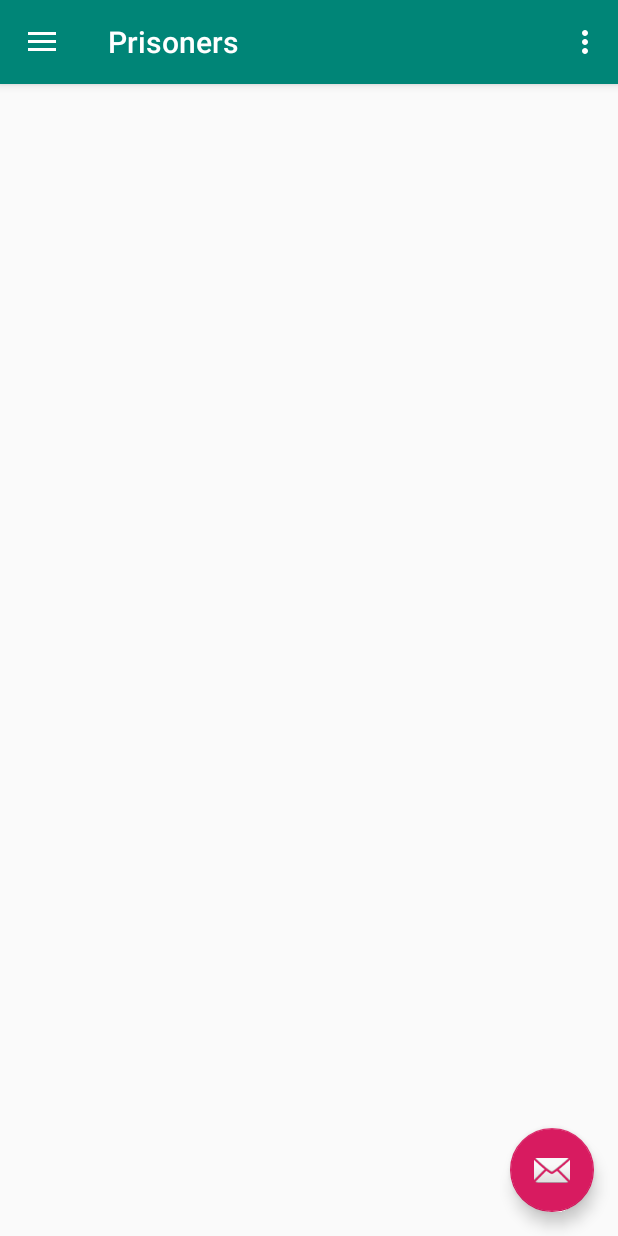
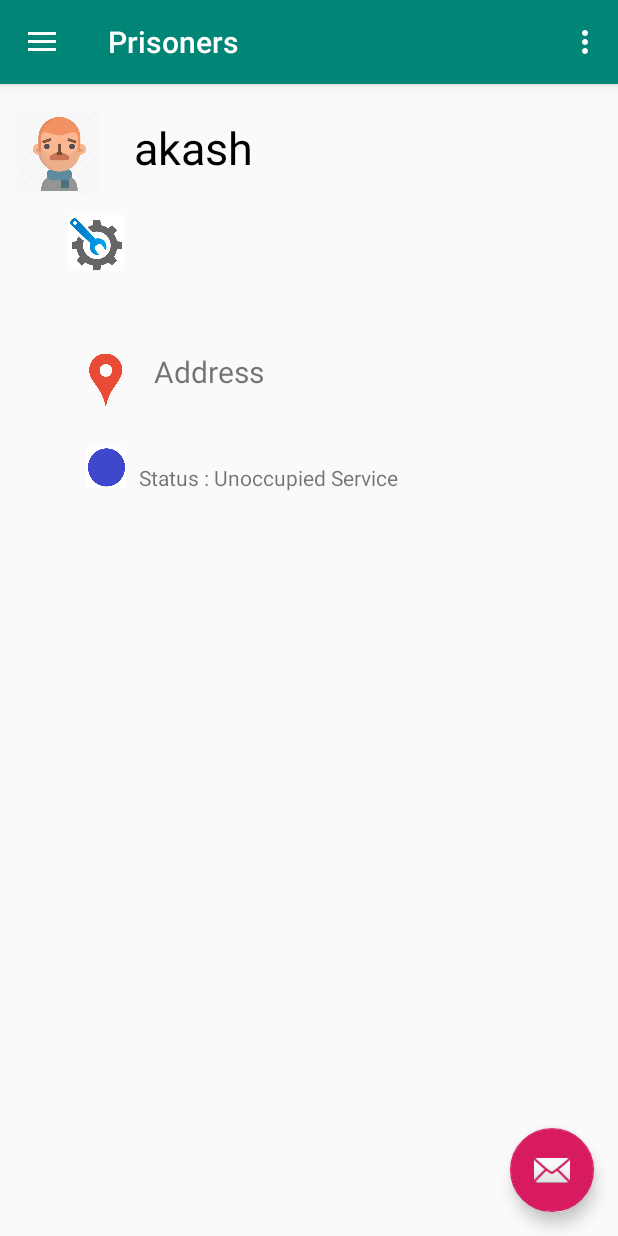
Before and after one commit to Allusion1015/Prison-I, an Android app: the Prisoners_NavDrawAct screen opened directly, with no data from a screen before it, on a phone screen of 412 x 824 dp. Run offline under Robolectric (Android 15) with nearby library versions, the phone set to English and light mode, and no system bars; our stand-ins replace Firebase (no records; nobody signed in at launch, a user with empty details on screens opened directly).

Commit message:
recycler view introduced

```diff
--- /dev/null
+++ b/app/src/main/java/com/example/prison_i/AdapterProgram.java
@@ -0,0 +1,82 @@
+package com.example.prison_i;
+
+import android.support.annotation.NonNull;
+import android.support.v7.widget.RecyclerView;
+import android.view.LayoutInflater;
+import android.view.View;
+import android.view.ViewGroup;
+import android.widget.ImageView;
+import android.widget.TextView;
+
+public class AdapterProgram extends RecyclerView.Adapter<AdapterProgram.ProgramViewHolder>{
+
+    private  String[] userNameData;
+    //private String[] userServiceData;
+   // private String[] userAddressData;
+   // private String[] userStatusText;
+   // private int[] userImageStatusText;
+
+
+    public AdapterProgram(String[] data )
+    //, String[] ServiceData , String[] addressData , String[] StatusText, int[] ImageStatusText){
+
+    {  this.userNameData = data;
+       // this.userServiceData = ServiceData;
+      //  this.userAddressData = addressData;
+      //  this.userStatusText = StatusText;
+      //  this.userImageStatusText = ImageStatusText;
+    }
+
+
+    @NonNull
+    @Override
+    public ProgramViewHolder onCreateViewHolder(@NonNull ViewGroup viewGroup, int i) {
+        LayoutInflater inflater = LayoutInflater.from(viewGroup.getContext());
+        View view = inflater.inflate(R.layout.recycler_view_item,viewGroup,false);
+
+        return new ProgramViewHolder(view);
+    }
+
+    @Override
+    public void onBindViewHolder(@NonNull ProgramViewHolder programViewHolder, int i) {
+        String name = userNameData[i];
+       // String service = userServiceData[i];
+      //  String address = userAddressData[i];
+      //  String statusT = userStatusText[i];
+     //   int imageStatusT = userImageStatusText[i];
+
+
+        programViewHolder.textView.setText(name);
+       // programViewHolder.textDataView.setText(service);
+     //   programViewHolder.textAddressView.setText(address);
+     //   programViewHolder.textStatusView.setText(statusT);
+
+      /*  if(imageStatusT == 0){programViewHolder.imgview.setImageResource(R.drawable.bulebutton); }
+        else if(imageStatusT == 1){programViewHolder.imgview.setImageResource(R.drawable.yellowbutton); }
+        else if(imageStatusT == 2){programViewHolder.imgview.setImageResource(R.drawable.greenbutton); }*/
+         }
+
+    @Override
+    public int getItemCount() {
+        return  userNameData.length;
+    }
+
+    public class ProgramViewHolder extends RecyclerView.ViewHolder {
+        ImageView imgview;
+        TextView textView;
+        TextView textDataView;
+        TextView textAddressView;
+        TextView textStatusView;
+
+        public ProgramViewHolder(@NonNull View itemView) {
+            super(itemView);
+
+         //   imgview = (ImageView) itemView.findViewById(R.id.statusImageView);
+            textView = (TextView) itemView.findViewById(R.id.textView);
+        //    textDataView = (TextView) itemView.findViewById(R.id.textView2);
+         //   textAddressView = (TextView) itemView.findViewById(R.id.AddressTextView);
+         //   textStatusView = (TextView) itemView.findViewById(R.id.statusView);
+
+        }
+    }
+}
--- a/app/src/main/java/com/example/prison_i/Prisoners_NavDrawAct.java
+++ b/app/src/main/java/com/example/prison_i/Prisoners_NavDrawAct.java
@@ -4,6 +4,9 @@ import android.content.Intent;
 import android.os.Bundle;
 import android.support.design.widget.FloatingActionButton;
 import android.support.design.widget.Snackbar;
+import android.support.v7.widget.LinearLayoutManager;
+import android.support.v7.widget.RecyclerView;
+import android.util.Log;
 import android.view.View;
 import android.support.design.widget.NavigationView;
 import android.support.v4.view.GravityCompat;
@@ -14,9 +17,26 @@ import android.support.v7.widget.Toolbar;
 import android.view.Menu;
 import android.view.MenuItem;
 
+import com.google.firebase.database.DataSnapshot;
+import com.google.firebase.database.DatabaseError;
+import com.google.firebase.database.DatabaseReference;
+import com.google.firebase.database.FirebaseDatabase;
+import com.google.firebase.database.ValueEventListener;
+
 public class Prisoners_NavDrawAct extends AppCompatActivity
         implements NavigationView.OnNavigationItemSelectedListener {
     Intent signUpIntent;
+    RecyclerView recyclerView;
+    String[] NameArray = {"akash"};
+
+
+
+    FirebaseDatabase firebaseDatabase;
+    DatabaseReference databaseReference;
+
+
+
+
     @Override
     protected void onCreate(Bundle savedInstanceState) {
         super.onCreate(savedInstanceState);
@@ -24,6 +44,35 @@ public class Prisoners_NavDrawAct extends AppCompatActivity
 
         setTitle("Prisoners");
         signUpIntent=new Intent(getApplicationContext(),SignUp_Activity.class);
+
+
+        recyclerView = (RecyclerView)findViewById(R.id.RecyclerView);
+        recyclerView.setLayoutManager(new LinearLayoutManager(this));
+
+        firebaseDatabase = FirebaseDatabase.getInstance();
+        databaseReference = firebaseDatabase.getReference("HIvqSWR8TqQrDZL9z5lqTc6RXRH2");
+
+        databaseReference.addValueEventListener(new ValueEventListener() {
+            @Override
+            public void onDataChange(DataSnapshot dataSnapshot) {
+                // This method is called once with the initial value and again
+                // whenever data at this location is updated.
+                for(DataSnapshot ds : dataSnapshot.getChildren()) {
+                    String message = ds.getValue(String.class);
+                    // String name = ds.child("name").getValue(String.class);
+                    Log.d("TAG", message  +  "null");
+                    //textView.setText(message);
+                }
+            }
+
+            @Override
+            public void onCancelled(DatabaseError error) {
+                // Failed to read value
+                Log.w("TAG", "Failed to read value.", error.toException());
+            }
+        });
+
+
 
         Toolbar toolbar = (Toolbar) findViewById(R.id.toolbar);
         setSupportActionBar(toolbar);
@@ -45,7 +94,14 @@ public class Prisoners_NavDrawAct extends AppCompatActivity
 
         NavigationView navigationView = (NavigationView) findViewById(R.id.nav_view);
         navigationView.setNavigationItemSelectedListener(this);
+
+
+        recyclerView.setAdapter(new AdapterProgram(NameArray));
     }
+
+
+
+
 
     @Override
     public void onBackPressed() {
@@ -57,12 +113,19 @@ public class Prisoners_NavDrawAct extends AppCompatActivity
         }
     }
 
+
+
+
+
     @Override
     public boolean onCreateOptionsMenu(Menu menu) {
         // Inflate the menu; this adds items to the action bar if it is present.
         getMenuInflater().inflate(R.menu.prisoners__nav_draw, menu);
         return true;
     }
+
+
+
 
     @Override
     public boolean onOptionsItemSelected(MenuItem item) {
@@ -78,6 +141,9 @@ public class Prisoners_NavDrawAct extends AppCompatActivity
 
         return super.onOptionsItemSelected(item);
     }
+
+
+
 
     @SuppressWarnings("StatementWithEmptyBody")
     @Override
--- a/app/src/main/java/com/example/prison_i/SignUp_Activity.java
+++ b/app/src/main/java/com/example/prison_i/SignUp_Activity.java
@@ -1,3 +1,4 @@
+//PrisonerDATA
 package com.example.prison_i;
 
 import android.content.Intent;
--- a/app/src/main/res/layout/app_bar_prisoners__nav_draw.xml
+++ b/app/src/main/res/layout/app_bar_prisoners__nav_draw.xml
@@ -20,7 +20,8 @@
 
     </android.support.design.widget.AppBarLayout>
 
-    <include layout="@layout/content_prisoners__nav_draw" />
+
+    <include layout="@layout/content_main_act_nav_drawer" />
 
     <android.support.design.widget.FloatingActionButton
         android:id="@+id/fab"
--- /dev/null
+++ b/app/src/main/res/layout/content_main_act_nav_drawer.xml
@@ -0,0 +1,10 @@
+<?xml version="1.0" encoding="utf-8"?>
+
+
+    <android.support.v7.widget.RecyclerView xmlns:android="http://schemas.android.com/apk/res/android"
+        xmlns:tools="http://schemas.android.com/tools"
+        android:id="@+id/RecyclerView"
+        android:layout_width="match_parent"
+        android:layout_height="match_parent"
+        android:layout_marginTop="60dp"
+        tools:listitem="@layout/recycler_view_item"></android.support.v7.widget.RecyclerView>
--- /dev/null
+++ b/app/src/main/res/layout/recycler_view_item.xml
@@ -0,0 +1,151 @@
+<?xml version="1.0" encoding="utf-8"?>
+<android.support.constraint.ConstraintLayout xmlns:android="http://schemas.android.com/apk/res/android"
+    xmlns:app="http://schemas.android.com/apk/res-auto"
+    xmlns:tools="http://schemas.android.com/tools"
+    android:layout_width="match_parent"
+    android:layout_height="300dp"
+
+    android:paddingTop="5dp">
+
+    <ImageView
+        android:id="@+id/imageView2"
+        android:layout_width="61dp"
+        android:layout_height="56dp"
+        android:layout_marginStart="8dp"
+        android:layout_marginLeft="8dp"
+        android:layout_marginTop="8dp"
+        android:src="@drawable/emoji"
+        app:layout_constraintStart_toStartOf="parent"
+        app:layout_constraintTop_toTopOf="parent" />
+
+    <TextView
+        android:id="@+id/textView"
+        android:layout_width="wrap_content"
+        android:layout_height="wrap_content"
+        android:layout_marginStart="20dp"
+        android:layout_marginLeft="20dp"
+        android:layout_marginBottom="8dp"
+        android:textColor="@android:color/black"
+        android:textSize="30sp"
+        app:layout_constraintBottom_toTopOf="@+id/textView2"
+        app:layout_constraintStart_toEndOf="@+id/imageView2"
+        app:layout_constraintTop_toTopOf="@+id/imageView2"
+        app:layout_constraintVertical_bias="0.258"
+        tools:text="@tools:sample/full_names" />
+
+    <TextView
+        android:id="@+id/textView2"
+        android:layout_width="285dp"
+        android:layout_height="78dp"
+        android:layout_marginStart="8dp"
+        android:layout_marginTop="76dp"
+        android:layout_marginEnd="8dp"
+        android:textSize="20sp"
+        app:layout_constraintEnd_toEndOf="parent"
+        app:layout_constraintHorizontal_bias="0.483"
+        app:layout_constraintStart_toEndOf="@+id/imageView2"
+        app:layout_constraintTop_toTopOf="parent"
+        tools:text="@tools:sample/lorem[4:10]" />
+
+    <TextView
+        android:id="@+id/CreatedAtTextView"
+        android:layout_width="wrap_content"
+        android:layout_height="wrap_content"
+        android:layout_marginEnd="8dp"
+        android:layout_marginRight="8dp"
+        app:layout_constraintEnd_toEndOf="parent"
+        app:layout_constraintTop_toTopOf="@+id/imageView2"
+        tools:text="@tools:sample/date/hhmm" />
+
+    <TextView
+        android:id="@+id/AddressTextView"
+        android:layout_width="293dp"
+        android:layout_height="49dp"
+        android:layout_marginStart="8dp"
+        android:layout_marginLeft="8dp"
+        android:layout_marginTop="8dp"
+        android:layout_marginEnd="8dp"
+        android:layout_marginRight="8dp"
+        android:layout_marginBottom="8dp"
+        android:text="Address"
+        android:textSize="20sp"
+        app:layout_constraintBottom_toBottomOf="parent"
+        app:layout_constraintEnd_toEndOf="parent"
+        app:layout_constraintHorizontal_bias="0.921"
+        app:layout_constraintStart_toStartOf="parent"
+        app:layout_constraintTop_toTopOf="parent"
+        app:layout_constraintVertical_bias="0.702" />
+
+    <ImageView
+        android:id="@+id/imageView3"
+        android:layout_width="37dp"
+        android:layout_height="37dp"
+        android:layout_marginStart="18dp"
+        android:layout_marginLeft="18dp"
+        android:layout_marginTop="105dp"
+        android:layout_marginEnd="8dp"
+        android:layout_marginRight="8dp"
+        android:layout_marginBottom="100dp"
+        app:layout_constraintBottom_toBottomOf="parent"
+        app:layout_constraintEnd_toStartOf="@+id/AddressTextView"
+        app:layout_constraintHorizontal_bias="0.857"
+        app:layout_constraintStart_toStartOf="parent"
+        app:layout_constraintTop_toBottomOf="@+id/imageView2"
+        app:layout_constraintVertical_bias="0.032"
+        app:srcCompat="@drawable/location" />
+
+    <ImageView
+        android:id="@+id/imageView4"
+        android:layout_width="37dp"
+        android:layout_height="37dp"
+        android:layout_marginStart="18dp"
+        android:layout_marginLeft="18dp"
+        android:layout_marginTop="14dp"
+        android:layout_marginEnd="6dp"
+        android:layout_marginRight="6dp"
+        android:layout_marginBottom="52dp"
+        app:layout_constraintBottom_toTopOf="@+id/imageView3"
+        app:layout_constraintEnd_toStartOf="@+id/textView2"
+        app:layout_constraintHorizontal_bias="0.756"
+        app:layout_constraintStart_toStartOf="parent"
+        app:layout_constraintTop_toBottomOf="@+id/imageView2"
+        app:layout_constraintVertical_bias="0.0"
+        app:srcCompat="@drawable/service" />
+
+    <TextView
+        android:id="@+id/statusView"
+        android:layout_width="wrap_content"
+        android:layout_height="wrap_content"
+        android:layout_marginStart="8dp"
+        android:layout_marginLeft="8dp"
+        android:layout_marginTop="8dp"
+        android:layout_marginEnd="8dp"
+        android:layout_marginRight="8dp"
+        android:layout_marginBottom="8dp"
+        android:text="Status : Unoccupied Service"
+        app:layout_constraintBottom_toBottomOf="parent"
+        app:layout_constraintEnd_toEndOf="parent"
+        app:layout_constraintHorizontal_bias="0.381"
+        app:layout_constraintStart_toStartOf="parent"
+        app:layout_constraintTop_toBottomOf="@+id/AddressTextView"
+        app:layout_constraintVertical_bias="0.416" />
+
+    <ImageView
+        android:id="@+id/statusImageView"
+        android:layout_width="27dp"
+        android:layout_height="27dp"
+        android:layout_marginStart="18dp"
+        android:layout_marginLeft="18dp"
+        android:layout_marginTop="26dp"
+        android:layout_marginEnd="8dp"
+        android:layout_marginRight="8dp"
+        android:layout_marginBottom="8dp"
+        app:layout_constraintBottom_toBottomOf="parent"
+        app:layout_constraintEnd_toStartOf="@+id/statusView"
+        app:layout_constraintHorizontal_bias="1.0"
+        app:layout_constraintStart_toStartOf="parent"
+        app:layout_constraintTop_toBottomOf="@+id/imageView3"
+        app:layout_constraintVertical_bias="0.0"
+        app:srcCompat="@drawable/bulebutton" />
+
+</android.support.constraint.ConstraintLayout>
```
Also changed, not shown: app/src/main/res/drawable-v24/akash.jpg (added), app/src/main/res/drawable-v24/blue_texture1.jpg (added), app/src/main/res/drawable-v24/bulebutton.png (added), app/src/main/res/drawable-v24/emoji.png (added), app/src/main/res/drawable-v24/greenbutton.png (added), app/src/main/res/drawable-v24/location.png (added), app/src/main/res/drawable-v24/logocircle.png (added), app/src/main/res/drawable-v24/plus_f1.png (added), app/src/main/res/drawable-v24/service.jpg (added), app/src/main/res/drawable-v24/yellowbutton.png (added).
